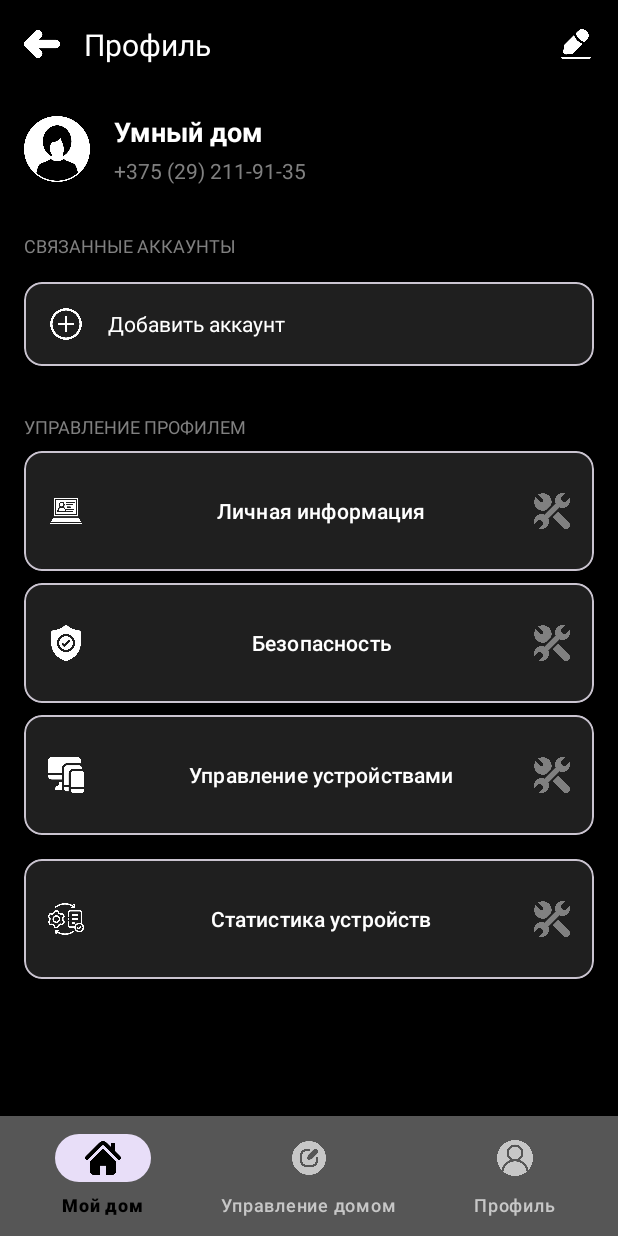
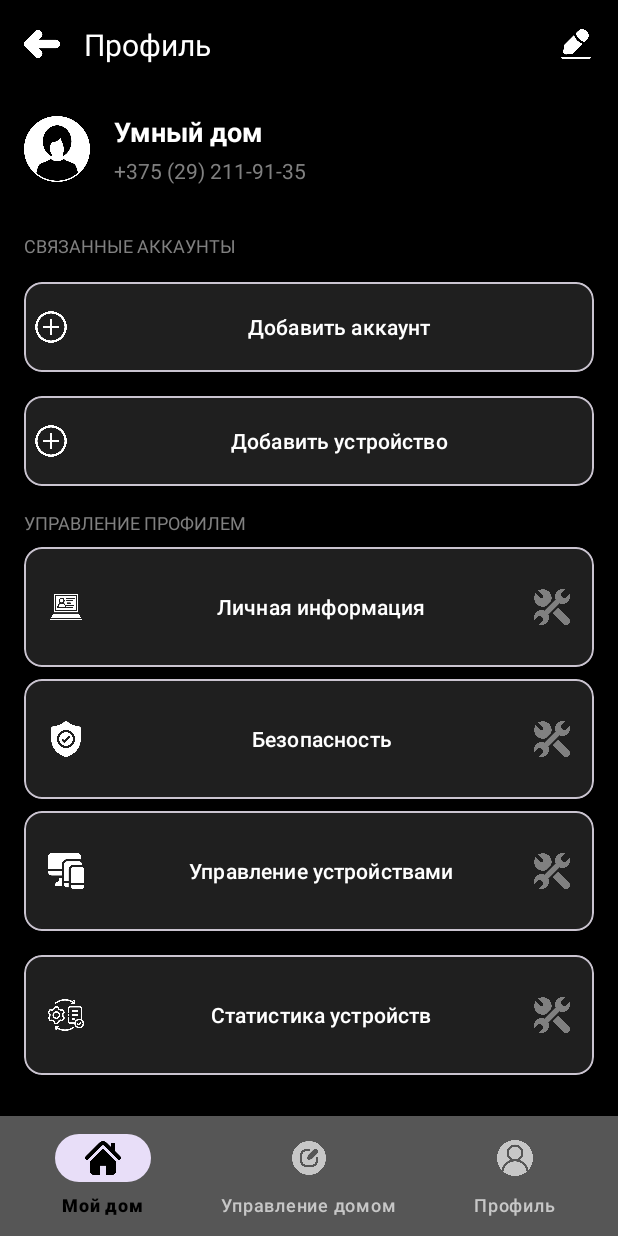
Before and after one commit to ryzhenkahvh/MTSHackaton, an Android app: the fragment ProfileFragment placed in its activity, on a phone screen of 412 x 824 dp. Run offline under Robolectric (Android 15) with nearby library versions, the phone set to English and light mode, and no system bars; our stand-ins replace CircleImageView.

Commit message:
New interface #3

```diff
--- a/app/src/main/res/layout/fragment_profile.xml
+++ b/app/src/main/res/layout/fragment_profile.xml
@@ -105,7 +105,7 @@
                 android:layout_width="match_parent"
                 android:layout_height="wrap_content"
                 android:orientation="horizontal"
-                android:padding="16dp"
+                android:padding="6dp"
                 android:gravity="center_vertical">
 
                 <ImageView
@@ -114,12 +114,49 @@
                     android:src="@drawable/ic_add"
                     app:tint="@color/colorWhite"/>
 
-                <TextView
-                    android:layout_width="match_parent"
+                <Button
+                    android:layout_width="0dp"
                     android:layout_height="wrap_content"
+                    android:layout_weight="1"
                     android:layout_marginStart="16dp"
                     android:text="Добавить аккаунт"
-                    android:textColor="@color/colorWhite"/>
+                    android:textColor="@color/colorWhite"
+                    android:background="?android:attr/selectableItemBackground" />
+
+
+            </LinearLayout>
+        </com.google.android.material.card.MaterialCardView>
+
+        <com.google.android.material.card.MaterialCardView
+            android:layout_width="match_parent"
+            android:layout_height="wrap_content"
+            android:layout_marginLeft="16dp"
+            android:layout_marginRight="16dp"
+            app:cardCornerRadius="12dp"
+            app:cardBackgroundColor="#1F1F1F">
+
+            <LinearLayout
+                android:layout_width="match_parent"
+                android:layout_height="wrap_content"
+                android:orientation="horizontal"
+                android:padding="6dp"
+                android:gravity="center_vertical">
+
+                <ImageView
+                    android:layout_width="24dp"
+                    android:layout_height="24dp"
+                    android:src="@drawable/ic_add"
+                    app:tint="@color/colorWhite"/>
+
+                <Button
+                    android:layout_width="0dp"
+                    android:layout_height="wrap_content"
+                    android:layout_weight="1"
+                    android:layout_marginStart="16dp"
+                    android:text="Добавить устройство"
+                    android:textColor="@color/colorWhite"
+                    android:background="?android:attr/selectableItemBackground" />
+
 
             </LinearLayout>
         </com.google.android.material.card.MaterialCardView>
```
